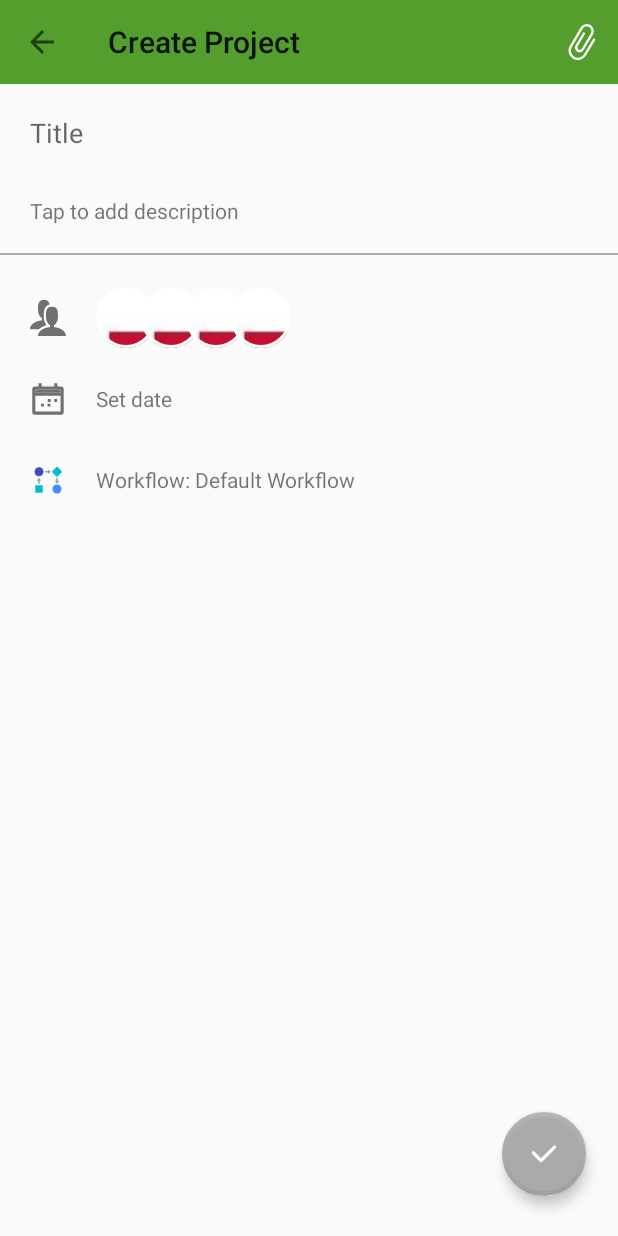
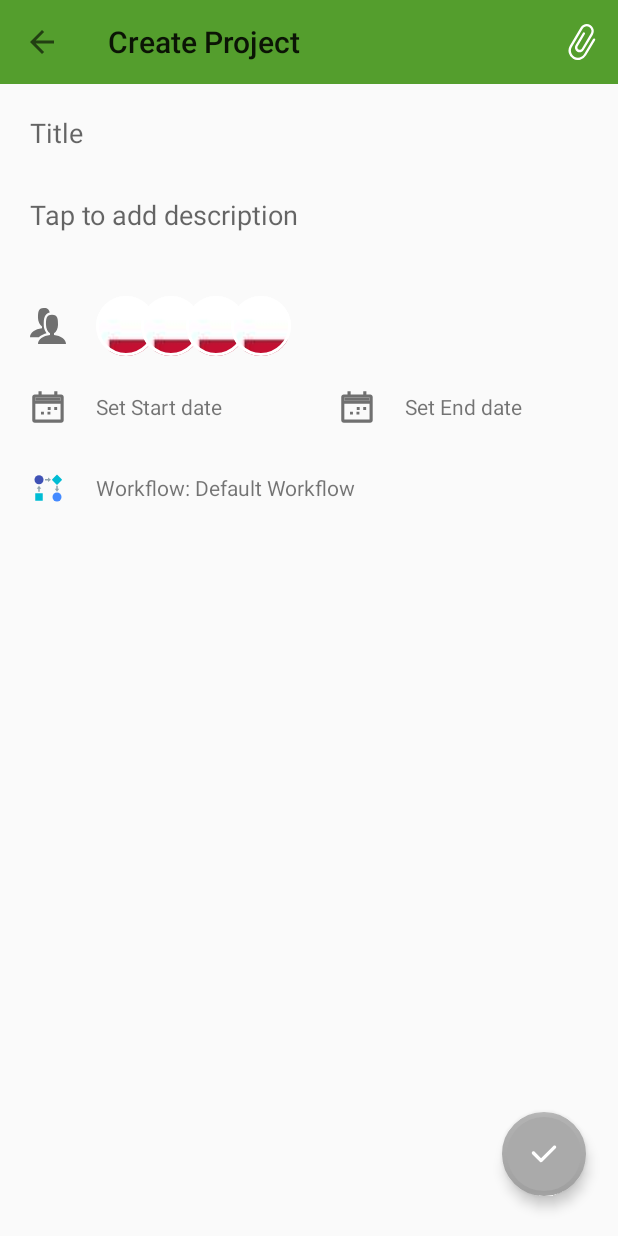
Before and after one commit to vyomhpatel/FlowIt, an Android app: the ProjectCreateActivity screen opened directly, with no data from a screen before it, on a phone screen of 412 x 824 dp. Run offline under Robolectric (Android 15) with nearby library versions, the phone set to English and light mode, and no system bars; our stand-ins replace ButterKnife, CircleImageView, Picasso; pictures from the network do not load.

Commit message:
API SERVICE UPDATE

```diff
--- a/app/src/main/AndroidManifest.xml
+++ b/app/src/main/AndroidManifest.xml
@@ -1,7 +1,7 @@
 <?xml version="1.0" encoding="utf-8"?>
 <manifest xmlns:android="http://schemas.android.com/apk/res/android"
     package="b12app.vyom.com.flowit">
-
+<uses-permission android:name="android.permission.INTERNET"/>
     <application
         android:allowBackup="true"
         android:icon="@mipmap/ic_launcher"
--- a/app/src/main/java/b12app/vyom/com/flowit/networkutils/ApiService.java
+++ b/app/src/main/java/b12app/vyom/com/flowit/networkutils/ApiService.java
@@ -2,6 +2,9 @@ package b12app.vyom.com.flowit.networkutils;
 
 import java.util.List;
 
+import b12app.vyom.com.flowit.model.Employee;
+import b12app.vyom.com.flowit.model.GeneralTask;
+import b12app.vyom.com.flowit.model.Project;
 import b12app.vyom.com.flowit.model.User;
 import retrofit2.Call;
 import retrofit2.http.GET;
@@ -10,12 +13,45 @@ import retrofit2.http.Query;
 
 public interface ApiService {
 
-    @POST("pms_reg.php?")
+    //-------------------------------------USER -----------------------------------------
+
+    @POST("pms_reg.php")
     Call<User>postUser(@Query("first_name") String first_name, @Query("last_name") String last_name,@Query("email") String email
     , @Query("mobile") String mobile, @Query("password") String password, @Query("company_size") String company_size, @Query("your_role") String your_role);
 
-    @GET("shop_login.php")
-    Call<List<User>> getUser(@Query("mobile") String mobileNumber, @Query("password") String password);
+    @GET("pms_login.php")
+    Call<User> getUser(@Query("useremail") String mobileNumber, @Query("password") String password);
+
+
+    //-------------------------------------PROJECT -----------------------------------------
+
+    @POST("pms_create_project.php")
+    Call<Project.ProjectsBean>postProject(@Query("project_name") String project_name, @Query("project_status") String project_status,@Query("project_desc") String project_desc
+    ,@Query("start_date") String start_date, @Query("end_date") String end_date);
+
+    @POST("pms_edit_project.php")
+    Call<Project.ProjectsBean>updateProject(@Query("project_name") String project_name, @Query("project_status") String project_status,@Query("project_desc") String project_desc
+            ,@Query("start_date") String start_date, @Query("end_date") String end_date);
+
+    @GET("pms_projects.php")
+    Call<Project.ProjectsBean>getProjects();
+
+    //-------------------------------------EMPLOYEE LIST -----------------------------------------
+
+    @GET("pms_employee_list.php")
+    Call<Employee.EmployeesBean>getEmployee();
+
+    //-------------------------------------TASK -----------------------------------------
+
+    @POST("pms_create_task.php.php")
+    Call<GeneralTask>postTask(@Query("project_id") String project_id, @Query("task_name") String task_name, @Query("task_status") String task_status
+    ,@Query("task_desc") String task_desc, @Query("start_date") String start_date,@Query("end_date") String end_date);
+
+    @GET("pms_project_task_list.php")
+    Call<GeneralTask.ProjecttaskBean>getTaskList();
+
+    //-------------------------------------TASK -----------------------------------------
+
 
 
 
--- a/app/src/main/java/b12app/vyom/com/flowit/projectcreate/ProjectContract.java
+++ b/app/src/main/java/b12app/vyom/com/flowit/projectcreate/ProjectContract.java
@@ -1,19 +1,22 @@
 package b12app.vyom.com.flowit.projectcreate;
+
+import android.view.View;
 
 import b12app.vyom.com.flowit.home.BasePresenter;
 import b12app.vyom.com.flowit.home.BaseView;
+import b12app.vyom.com.flowit.model.Project;
 
 public interface ProjectContract {
 
     interface IView extends BaseView<IPresenter>{
 
-
+        void displaySnackbar();
 
     }
 
     interface IPresenter extends BasePresenter {
 
-
+      void  onProjectCreateButtonClick(View view, Project.ProjectsBean projectsBean);
 
     }
 
--- a/app/src/main/java/b12app/vyom/com/flowit/projectcreate/ProjectCreateActivity.java
+++ b/app/src/main/java/b12app/vyom/com/flowit/projectcreate/ProjectCreateActivity.java
@@ -1,27 +1,58 @@
 package b12app.vyom.com.flowit.projectcreate;
 
+import android.app.DatePickerDialog;
+import android.app.Dialog;
+import android.support.design.widget.Snackbar;
 import android.support.v4.content.ContextCompat;
 import android.support.v7.app.AppCompatActivity;
 import android.os.Bundle;
 import android.support.v7.widget.Toolbar;
+import android.util.Log;
 import android.view.LayoutInflater;
 import android.view.Menu;
+import android.view.View;
+import android.widget.DatePicker;
+import android.widget.EditText;
+import android.widget.LinearLayout;
 import android.widget.TextView;
+import android.widget.Toast;
 
 import com.squareup.picasso.Picasso;
 
+import java.text.SimpleDateFormat;
 import java.util.Calendar;
+import java.util.Locale;
 
 import b12app.vyom.com.flowit.R;
+import b12app.vyom.com.flowit.datasource.DataManager;
+import b12app.vyom.com.flowit.model.Project;
+import b12app.vyom.com.flowit.networkutils.ApiService;
+import b12app.vyom.com.flowit.networkutils.RetrofitInstance;
 import b12app.vyom.com.utils.CircleImageView;
 import b12app.vyom.com.utils.MyFlowlayout;
 import butterknife.BindView;
 import butterknife.ButterKnife;
+import butterknife.OnClick;
+import retrofit2.Call;
+import retrofit2.Callback;
+import retrofit2.Response;
 
-public class ProjectCreateActivity extends AppCompatActivity {
+public class ProjectCreateActivity extends AppCompatActivity implements View.OnClickListener, ProjectContract.IView {
+
+    private static final String TAG = "project create" ;
 
     private Calendar calendar;
     private int year, month, day;
+    private String dateStartString, dateEndString;
+    private DatePickerDialog fromDatePickerDialog;
+    private DatePickerDialog toDatePickerDialog;
+    private SimpleDateFormat dateFormatter;
+    private ProjectContract.IPresenter iPresenterProject;
+    private DataManager dataManager;
+
+
+    @BindView(R.id.container_project_create)
+    LinearLayout container_project_create;
 
     @BindView(R.id.layout_flow)
     MyFlowlayout myFlowlayout;
@@ -29,8 +60,20 @@ public class ProjectCreateActivity extends AppCompatActivity {
     @BindView(R.id.tb)
     Toolbar toolbar;
 
-    @BindView(R.id.tv_date)
-    TextView textView;
+    @BindView(R.id.tv_start_date)
+    TextView tv_start_date;
+
+    @BindView(R.id.tv_end_date)
+    TextView tv_end_date;
+
+    @BindView(R.id.fab_create_project)
+    android.support.design.widget.FloatingActionButton fab_create_project;
+
+    @BindView(R.id.etProjectDescription)
+    EditText etProjectDescription;
+
+    @BindView(R.id.edt_project_name)
+    EditText edt_project_name;
 
 
 
@@ -41,10 +84,53 @@ public class ProjectCreateActivity extends AppCompatActivity {
         super.onCreate(savedInstanceState);
         setContentView(R.layout.activity_project_create);
         ButterKnife.bind(this);
+        dateFormatter = new SimpleDateFormat("yyyy-MM-dd", Locale.US);
+
+       // iPresenterProject = new ProjectCreatePresenter();
+
+        tv_start_date.setOnClickListener(this);
+        tv_end_date.setOnClickListener(this);
+        myFlowlayout.setOnClickListener(this);
+
+
+        //initializing data manager
+        dataManager = new DataManager();
+        iPresenterProject = new ProjectCreatePresenter(dataManager,ProjectCreateActivity.this);
 
         initToolBar();
         initFlow();
+        setDateTimeField();
+
+
     }
+
+    private void setDateTimeField() {
+        Calendar newCalendar = Calendar.getInstance();
+        fromDatePickerDialog = new DatePickerDialog(this, new DatePickerDialog.OnDateSetListener() {
+
+            public void onDateSet(DatePicker view, int year, int monthOfYear, int dayOfMonth) {
+                Calendar newDate = Calendar.getInstance();
+                newDate.set(year, monthOfYear, dayOfMonth);
+                dateStartString = String.valueOf(dateFormatter.format(newDate.getTime()));
+                tv_start_date.setText(dateFormatter.format(newDate.getTime()));
+            }
+
+        },newCalendar.get(Calendar.YEAR), newCalendar.get(Calendar.MONTH), newCalendar.get(Calendar.DAY_OF_MONTH));
+
+        toDatePickerDialog = new DatePickerDialog(this, new DatePickerDialog.OnDateSetListener() {
+
+            public void onDateSet(DatePicker view, int year, int monthOfYear, int dayOfMonth) {
+                Calendar newDate = Calendar.getInstance();
+                newDate.set(year, monthOfYear, dayOfMonth);
+                dateEndString = String.valueOf(dateFormatter.format(newDate.getTime()));
+                tv_end_date.setText(dateFormatter.format(newDate.getTime()));
+               // dateEndString = dateFormatter.format(newDate.getTime());
+
+            }
+
+        },newCalendar.get(Calendar.YEAR), newCalendar.get(Calendar.MONTH), newCalendar.get(Calendar.DAY_OF_MONTH));
+    }
+
 
     private void initToolBar() {
         toolbar.setBackgroundColor(ContextCompat.getColor(this, R.color.green2));
@@ -62,21 +148,50 @@ public class ProjectCreateActivity extends AppCompatActivity {
         }
     }
 
-    private void displayDateDialog(){
-        calendar = Calendar.getInstance();
-        year = calendar.get(Calendar.YEAR);
 
-        month = calendar.get(Calendar.MONTH);
-        day = calendar.get(Calendar.DAY_OF_MONTH);
-        this.setDate(year, month+1, day);
-    }
-
-    private void setDate(int year, int i, int day) {
-    }
 
     @Override
     public boolean onCreateOptionsMenu(Menu menu) {
         getMenuInflater().inflate(R.menu.menu_attachment, menu);
         return true;
     }
+
+    public void createProject(View view) {
+
+        Project.ProjectsBean project = new Project.ProjectsBean(edt_project_name.getText().toString(),"1",etProjectDescription.getText().toString(),
+                dateStartString,dateEndString);
+        iPresenterProject.onProjectCreateButtonClick(view,project);
+        Log.i(TAG, "date: "+dateStartString+" "+dateEndString);
+    }
+
+    @Override
+    public void onClick(View v) {
+        switch (v.getId()){
+            case R.id.tv_start_date:
+                fromDatePickerDialog.show();
+                break;
+            case R.id.tv_end_date:
+                toDatePickerDialog.show();
+                break;
+            case R.id.layout_flow:
+                Snackbar.make(container_project_create,"Members can't be added while creating project",Snackbar.LENGTH_SHORT).setAction("Ok", new View.OnClickListener() {
+                    @Override
+                    public void onClick(View v) {}
+                }).show();
+        }
+    }
+
+    @Override
+    public void setPresenter(ProjectContract.IPresenter presenter) {
+        //to connect iview to the presenter.
+        iPresenterProject = presenter;
+    }
+
+    @Override
+    public void displaySnackbar() {
+        Snackbar.make(container_project_create,"Project Created Successfully!",Snackbar.LENGTH_SHORT).setAction("Ok", new View.OnClickListener() {
+            @Override
+            public void onClick(View v) {}
+        }).show();
+    }
 }
--- a/app/src/main/java/b12app/vyom/com/flowit/projectcreate/ProjectCreatePresenter.java
+++ b/app/src/main/java/b12app/vyom/com/flowit/projectcreate/ProjectCreatePresenter.java
@@ -1,16 +1,29 @@
 package b12app.vyom.com.flowit.projectcreate;
+
+import android.util.Log;
+import android.view.View;
 
 import b12app.vyom.com.flowit.datasource.DataManager;
 import b12app.vyom.com.flowit.datasource.IDataSource;
+import b12app.vyom.com.flowit.model.Project;
+import b12app.vyom.com.flowit.networkutils.ApiService;
+import b12app.vyom.com.flowit.networkutils.RetrofitInstance;
+import retrofit2.Call;
+import retrofit2.Callback;
+import retrofit2.Response;
 
 public class ProjectCreatePresenter implements ProjectContract.IPresenter {
     private ProjectContract.IView projectCreateView;
     private IDataSource dataManager;
+    private ApiService apiService;
+    private static String TAG = "presnter project tag";
+
 
     //ProjectContract.IView can be fragment/activity
-    public ProjectCreatePresenter(DataManager dataManager, ProjectContract.IView fragment) {
+    public ProjectCreatePresenter(DataManager dataManager, ProjectCreateActivity fragment) {
         dataManager = dataManager;
         projectCreateView = fragment;
+        apiService  = RetrofitInstance.getRetrofitInstance().create(ApiService.class);
     }
 
     @Override
@@ -19,5 +32,23 @@ public class ProjectCreatePresenter implements ProjectContract.IPresenter {
     }
 
 
+    @Override
+    public void onProjectCreateButtonClick(View view, Project.ProjectsBean projectsBean) {
 
+        Call<Project.ProjectsBean> call=apiService.postProject(projectsBean.getProjectname(),projectsBean.getProjectstatus(),projectsBean.getProjectdesc()
+        ,projectsBean.getStartdate(),projectsBean.getEndstart());
+
+        call.enqueue(new Callback<Project.ProjectsBean>() {
+            @Override
+            public void onResponse(Call<Project.ProjectsBean> call, Response<Project.ProjectsBean> response) {
+                Log.i(TAG, "onResponse: "+response);
+                projectCreateView.displaySnackbar();
+            }
+
+            @Override
+            public void onFailure(Call<Project.ProjectsBean> call, Throwable t) {
+                Log.i(TAG, "onFailure: project creation"+t);
+            }
+        });
+    }
 }
--- a/app/src/main/res/layout/activity_project_create.xml
+++ b/app/src/main/res/layout/activity_project_create.xml
@@ -3,6 +3,7 @@
     xmlns:app="http://schemas.android.com/apk/res-auto"
     android:layout_width="match_parent"
     android:layout_height="match_parent"
+    android:id="@+id/container_project_create"
     android:orientation="vertical">
 
     <include
@@ -19,15 +20,16 @@
         android:hint="@string/title"
         android:padding="@dimen/medium_dimen" />
 
-    <TextView
+    <EditText
         android:layout_width="match_parent"
         android:layout_height="wrap_content"
-        android:background="@drawable/shape_btn_desc"
+        android:background="@null"
+        android:id="@+id/etProjectDescription"
         android:paddingBottom="@dimen/medium_dimen"
         android:paddingEnd="@dimen/medium_dimen"
         android:paddingStart="@dimen/medium_dimen"
         android:paddingTop="@dimen/normal_dimen"
-        android:text="@string/tap_to_add_description" />
+        android:hint="@string/tap_to_add_description" />
 
     <LinearLayout
         android:layout_width="match_parent"
@@ -51,19 +53,37 @@
             app:pileWidth="10dp" />
 
     </LinearLayout>
-
-    <TextView
-        android:id="@+id/tv_date"
+    <LinearLayout
         android:layout_width="match_parent"
         android:layout_height="wrap_content"
+        android:weightSum="2"
+        android:orientation="horizontal">
+    <TextView
+        android:id="@+id/tv_start_date"
+        android:layout_width="0dp"
+        android:layout_height="wrap_content"
+        android:layout_weight="1"
         android:drawablePadding="@dimen/medium_dimen"
         android:drawableStart="@drawable/ic_date"
         android:gravity="center_vertical"
         android:paddingBottom="@dimen/medium_dimen"
         android:paddingStart="@dimen/medium_dimen"
         android:paddingTop="@dimen/normal_dimen"
-        android:text="@string/set_date" />
+        android:text="@string/set_start_date" />
+        <TextView
+            android:id="@+id/tv_end_date"
+            android:layout_width="0dp"
+            android:layout_weight="1"
+            android:layout_height="wrap_content"
+            android:drawablePadding="@dimen/medium_dimen"
+            android:drawableStart="@drawable/ic_date"
+            android:gravity="center_vertical"
+            android:paddingBottom="@dimen/medium_dimen"
+            android:paddingStart="@dimen/medium_dimen"
+            android:paddingTop="@dimen/normal_dimen"
+            android:text="@string/set_end_date" />
 
+    </LinearLayout>
     <TextView
         android:id="@+id/tv_workflow"
         android:layout_width="match_parent"
@@ -83,7 +103,7 @@
 
 
     <android.support.design.widget.FloatingActionButton
-        android:id="@+id/fab_task"
+        android:id="@+id/fab_create_project"
         android:layout_width="wrap_content"
         android:layout_height="wrap_content"
         android:layout_gravity="end|bottom"
@@ -95,6 +115,7 @@
         app:backgroundTintMode="src_atop"
         app:borderWidth="3dp"
         app:elevation="5dp"
+        android:onClick="createProject"
         app:fabSize="normal"
         app:rippleColor="@android:color/holo_blue_light"
         app:useCompatPadding="true" />
--- a/app/src/main/res/values/strings.xml
+++ b/app/src/main/res/values/strings.xml
@@ -11,7 +11,8 @@
     <string name="example">example</string>
     <string name="tap_to_add_description">Tap to add description</string>
     <string name="title">Title</string>
-    <string name="set_date">Set date</string>
+    <string name="set_start_date">Set Start date</string>
+    <string name="set_end_date">Set End date</string>
     <string name="workflow_default_workflow">Workflow: Default Workflow</string>
     <string name="priority">Priority</string>
     <string name="add_to_project">Add to project</string>
@@ -19,6 +20,7 @@
     <string name="create_project">Create Project</string>
     <string name="create_task">Create Task</string>
     <string name="attachment">attachment</string>
+    <string name="set_date">Set Date</string>
 
     <string-array name="priority">
         <item>Default</item>
```
Also changed, not shown: app/src/main/java/b12app/vyom/com/flowit/model/Project.java (+8 -0 lines).
